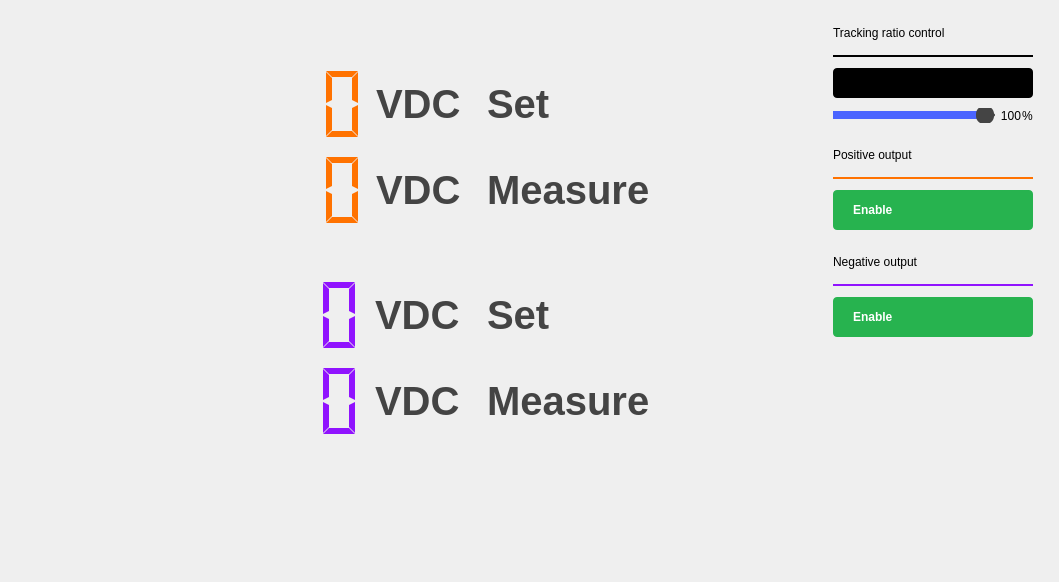
This is ui/powercontrol.ui in analogdevicesinc/scopy as Qt 5 draws it before an edit. The edited form follows.
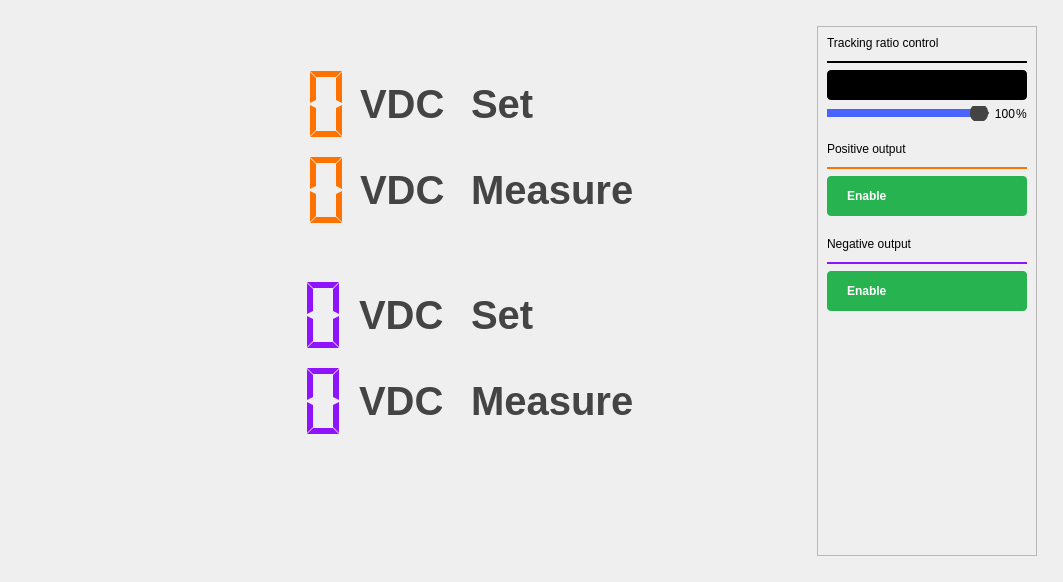
This is the edited form. Icons and pictures are not drawn. Custom widgets are drawn as their Qt base class.

Commit message: Ui: Added scroll areas where needed

```diff
--- a/ui/powercontrol.ui
+++ b/ui/powercontrol.ui
@@ -521,6 +521,30 @@
        <number>26</number>
       </property>
       <item>
+       <widget class="QScrollArea" name="scrollArea">
+        <property name="sizePolicy">
+         <sizepolicy hsizetype="Fixed" vsizetype="Expanding">
+          <horstretch>0</horstretch>
+          <verstretch>0</verstretch>
+         </sizepolicy>
+        </property>
+        <property name="horizontalScrollBarPolicy">
+         <enum>Qt::ScrollBarAlwaysOff</enum>
+        </property>
+        <property name="widgetResizable">
+         <bool>true</bool>
+        </property>
+        <widget class="QWidget" name="scrollAreaWidgetContents">
+         <property name="geometry">
+          <rect>
+           <x>0</x>
+           <y>0</y>
+           <width>218</width>
+           <height>528</height>
+          </rect>
+         </property>
+         <layout class="QVBoxLayout" name="verticalLayout_2">
+          <item>
        <widget class="QLabel" name="label_12">
         <property name="text">
          <string>Tracking ratio control</string>
@@ -992,15 +1016,14 @@
       </item>
      </layout>
     </widget>
+       </widget>
+      </item>
+     </layout>
+    </widget>
    </item>
   </layout>
  </widget>
  <customwidgets>
-  <customwidget>
-   <class>adiscope::CustomSwitch</class>
-   <extends>QPushButton</extends>
-   <header>customSwitch.hpp</header>
-  </customwidget>
   <customwidget>
    <class>adiscope::DetachDragZone</class>
    <extends>QWidget</extends>
@@ -1013,6 +1036,11 @@
    <header>instrumentnotes.h</header>
    <container>1</container>
   </customwidget>
+  <customwidget>
+   <class>adiscope::CustomSwitch</class>
+   <extends>QPushButton</extends>
+   <header>customSwitch.hpp</header>
+  </customwidget>
   <customwidget>
    <class>QwtThermo</class>
    <extends>QWidget</extends>
```
Left out of the diff: 1 changed line with no effect on the pictures. Lines whose indentation alone changed are shown as unchanged. The commit also changes 4 other files.
